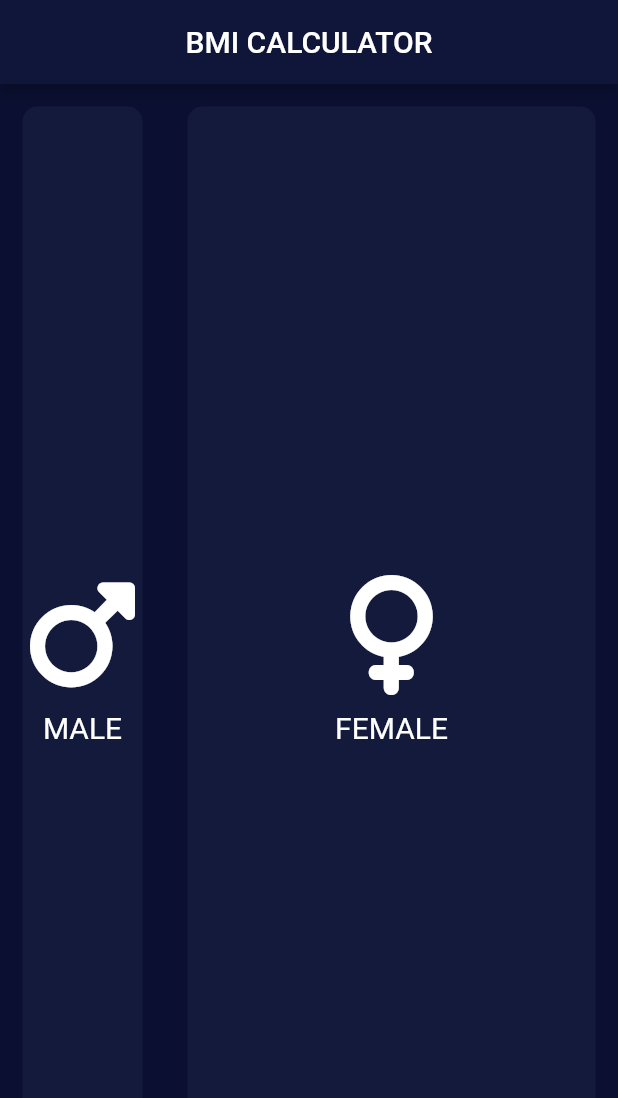
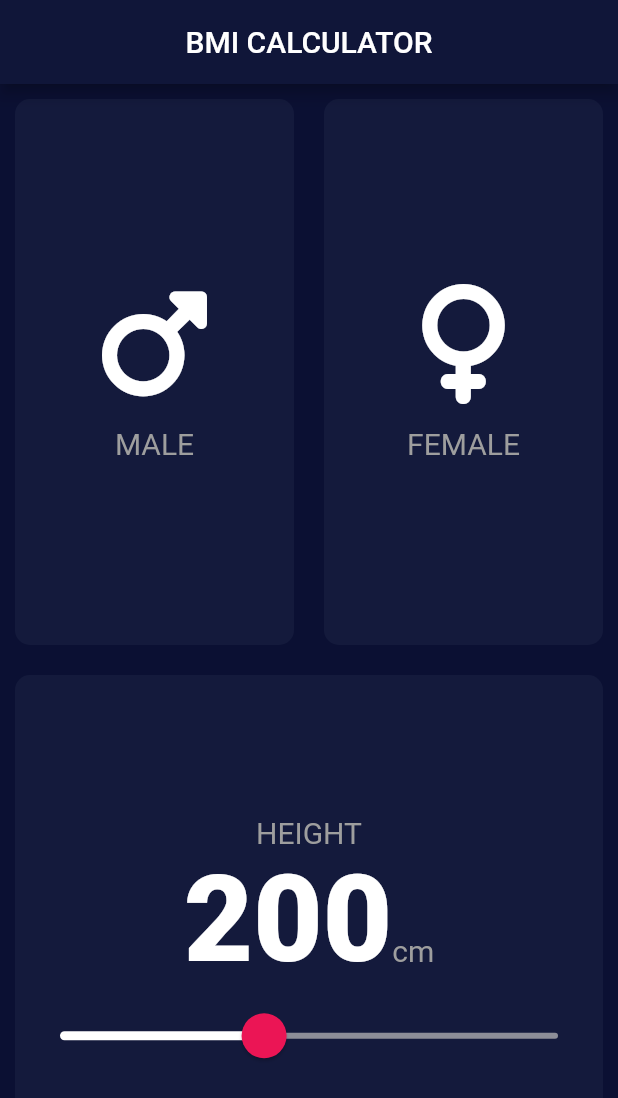
Before and after one commit to chididev/bmi_calculator_app, a Flutter app: the screen it shows after launch, on a phone screen of 412 x 824 dp. Shown: the top 1098 px of the screen. Run offline on Flutter 3.47's test engine with Material 2 defaults, Android fonts, the phone set to English and light mode, and no system bars; our stand-ins replace font_awesome_flutter.

Commit message:
Refactored our code and also updated our app UI

```diff
--- a/analysis_options.yaml
+++ b/analysis_options.yaml
@@ -22,6 +22,7 @@ linter:
   # `// ignore_for_file: name_of_lint` syntax on the line or in the file
   # producing the lint.
   rules:
+    use_key_in_widget_constructors: false
     # avoid_print: false  # Uncomment to disable the `avoid_print` rule
     # prefer_single_quotes: true  # Uncomment to enable the `prefer_single_quotes` rule
 
--- a/lib/constants.dart
+++ b/lib/constants.dart
@@ -4,7 +4,14 @@ import 'package:flutter/material.dart';
 const kActiveColour = Color(0xFF272A4E);
 const kInactiveColor = Color(0xFF141A3C);
 const kBottomButtonColour = Color(0xFFFF0067);
-const kFontStyle = TextStyle(
+const kBottomContainerHeight = 80.0;
+const kMinimumHeight = 150.0;
+const kMaximumHeight = 272.0;
+const kLabelStyle = TextStyle(
   fontSize: 20.0,
+  color: Colors.grey,
 );
-const kBottomContainerHeight = 80.0;
+const kNumberStyle = TextStyle(
+  fontSize: 80,
+  fontWeight: FontWeight.w900,
+);
--- /dev/null
+++ b/lib/icon_content.dart
@@ -0,0 +1,29 @@
+import 'package:flutter/material.dart';
+import 'package:bmi_calculator/constants.dart';
+
+//This builds out our icons on the cards.
+class IconContent extends StatelessWidget {
+  const IconContent({required this.iconName, required this.label});
+  final IconData iconName;
+  final String label;
+
+  @override
+  Widget build(BuildContext context) {
+    return Column(
+      mainAxisAlignment: MainAxisAlignment.center,
+      children: [
+        Icon(
+          iconName,
+          size: 80.0,
+        ),
+        const SizedBox(
+          height: 15.0,
+        ),
+        Text(
+          label,
+          style: kLabelStyle,
+        ),
+      ],
+    );
+  }
+}
--- a/lib/input_page.dart
+++ b/lib/input_page.dart
@@ -1,10 +1,11 @@
 import 'package:flutter/material.dart';
-import 'package:bmi_calculator/reuseable_code.dart';
+import 'package:bmi_calculator/reuseable_card.dart';
 import 'package:bmi_calculator/constants.dart';
 import 'package:font_awesome_flutter/font_awesome_flutter.dart';
+import 'package:bmi_calculator/icon_content.dart';
 
-//Gender selector enumeration
-enum Gender{
+//Enumeration of our gender.
+enum Gender {
   male,
   female,
 }
@@ -17,11 +18,10 @@ class InputPage extends StatefulWidget {
 }
 
 class _InputPageState extends State<InputPage> {
-
-  Color defaultTileColor = kInactiveColor;
-
-  void selectedGender(){}
-
+  //Contains our selected gender from the enumeration above.
+  Gender? selectedGender;
+  //Contains the height from our slider.
+  int height = 200;
 
   @override
   Widget build(BuildContext context) {
@@ -31,30 +31,84 @@ class _InputPageState extends State<InputPage> {
         centerTitle: true,
       ),
       body: Column(
+        crossAxisAlignment: CrossAxisAlignment.stretch,
         children: [
           Expanded(
             child: Row(
               children: [
-                GestureDetector(
-                  onTap: () {},
-                  child: Expanded(
-                    child: ReuseableContainer(
-                      colour: kInactiveColor,
-                      cardChild: IconLabelStyle(
-                        iconName: FontAwesomeIcons.mars,
-                        gender: 'MALE',
-                      ),
+                Expanded(
+                  child: ReuseableContainer(
+                    onPress: () {
+                      setState(() {
+                        selectedGender = Gender.male;
+                      });
+                    },
+                    colour: selectedGender == Gender.male
+                        ? kActiveColour
+                        : kInactiveColor,
+                    cardChild: const IconContent(
+                      iconName: FontAwesomeIcons.mars,
+                      label: 'MALE',
                     ),
                   ),
                 ),
                 Expanded(
                   child: ReuseableContainer(
-                    colour: kInactiveColor,
-                    cardChild: IconLabelStyle(
-                        iconName: FontAwesomeIcons.venus, gender: 'FEMALE'),
+                    onPress: () {
+                      setState(() {
+                        selectedGender = Gender.female;
+                      });
+                    },
+                    colour: selectedGender == Gender.female
+                        ? kActiveColour
+                        : kInactiveColor,
+                    cardChild: const IconContent(
+                      iconName: FontAwesomeIcons.venus,
+                      label: 'FEMALE',
+                    ),
                   ),
                 ),
               ],
+            ),
+          ),
+          Expanded(
+            child: ReuseableContainer(
+              onPress: () {},
+              colour: kInactiveColor,
+              cardChild: Column(
+                mainAxisAlignment: MainAxisAlignment.center,
+                children: [
+                  const Text(
+                    'HEIGHT',
+                    style: kLabelStyle,
+                  ),
+                  Row(
+                    mainAxisAlignment: MainAxisAlignment.center,
+                    crossAxisAlignment: CrossAxisAlignment.baseline,
+                    textBaseline: TextBaseline.alphabetic,
+                    children: [
+                      Text(
+                        height.toString(),
+                        style: kNumberStyle,
+                      ),
+                      const Text(
+                        'cm',
+                        style: kLabelStyle,
+                      ),
+                    ],
+                  ),
+                  Slider(
+                    value: height.toDouble(),
+                    min: kMinimumHeight,
+                    max: kMaximumHeight,
+                    onChanged: (double newValue) {
+                      setState(() {
+                        height = newValue.round();
+                      });
+                    },
+                  ),
+                ],
+              ),
             ),
           ),
         ],
--- a/lib/main.dart
+++ b/lib/main.dart
@@ -11,14 +11,21 @@ class BmiCalculator extends StatelessWidget {
   @override
   Widget build(BuildContext context) {
     return MaterialApp(
+        home: const InputPage(),
         theme: ThemeData.dark().copyWith(
+          sliderTheme: SliderTheme.of(context).copyWith(
+            thumbShape: const RoundSliderThumbShape(enabledThumbRadius: 15.0),
+            overlayShape: const RoundSliderOverlayShape(overlayRadius: 30.0),
+            thumbColor: const Color(0xFFEB1555),
+            overlayColor: const Color(0x30EB1555),
+            activeTrackColor: const Color(0xFFFFFFFF),
+            inactiveTrackColor: const Color(0xFF8D8E98),
+          ),
           scaffoldBackgroundColor: const Color(0xFF0b1033),
           primaryColor: const Color(0xFF101639),
           appBarTheme: const AppBarTheme(
             backgroundColor: Color(0xFF101639),
           ),
-      ),
-      home: const InputPage(),
-    );
+        ));
   }
 }
--- /dev/null
+++ b/lib/reuseable_card.dart
@@ -0,0 +1,24 @@
+import 'package:flutter/material.dart';
+
+//This builds out our card tiles in the app UI
+class ReuseableContainer extends StatelessWidget {
+  const ReuseableContainer({required this.onPress, required this.colour, required this.cardChild});
+  final Function onPress;
+  final Color colour;
+  final Widget cardChild;
+
+  @override
+  Widget build(BuildContext context) {
+    return GestureDetector(
+      onTap: () => onPress(),
+      child: Container(
+        margin: const EdgeInsets.all(10.0),
+        decoration: BoxDecoration(
+          borderRadius: BorderRadius.circular(10.0),
+          color: colour,
+        ),
+        child: cardChild,
+      ),
+    );
+  }
+}
--- a/lib/reuseable_code.dart
+++ /dev/null
@@ -1,48 +0,0 @@
-import 'package:flutter/material.dart';
-import 'package:bmi_calculator/constants.dart';
-
-//This builds out our card tiles in the app UI
-class ReuseableContainer extends StatelessWidget {
-  const ReuseableContainer({required this.colour, required this.cardChild});
-  final Color colour;
-  final Widget cardChild;
-
-  @override
-  Widget build(BuildContext context) {
-    return Container(
-      margin: const EdgeInsets.all(15.0),
-      decoration: BoxDecoration(
-        borderRadius: BorderRadius.circular(10.0),
-        color: colour,
-      ),
-      child: cardChild,
-    );
-  }
-}
-
-//This builds out our icon and styles
-
-class IconLabelStyle extends StatelessWidget {
-  const IconLabelStyle({required this.iconName, required this.gender});
-  final IconData iconName;
-  final String gender;
-  @override
-  Widget build(BuildContext context) {
-    return Column(
-      mainAxisAlignment: MainAxisAlignment.center,
-      children: [
-        Icon(
-          iconName,
-          size: 80.0,
-        ),
-        const SizedBox(
-          height: 10.0,
-        ),
-        Text(
-          gender,
-          style: kFontStyle,
-        ),
-      ],
-    );
-  }
-}
```
Lines whose indentation alone changed are shown as unchanged.
